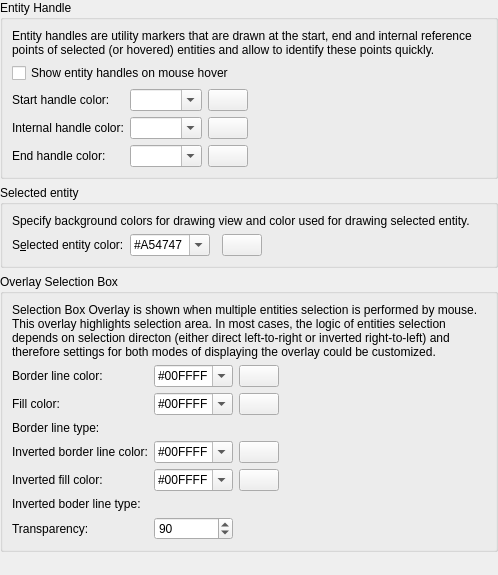
This is librecad/src/ui/dialogs/settings/options_drafting/pages/theme/lc_settings_page_drafting_theme_selection.ui in sand1024/LibreCAD as Qt 5 draws it before an edit. The edited form follows.
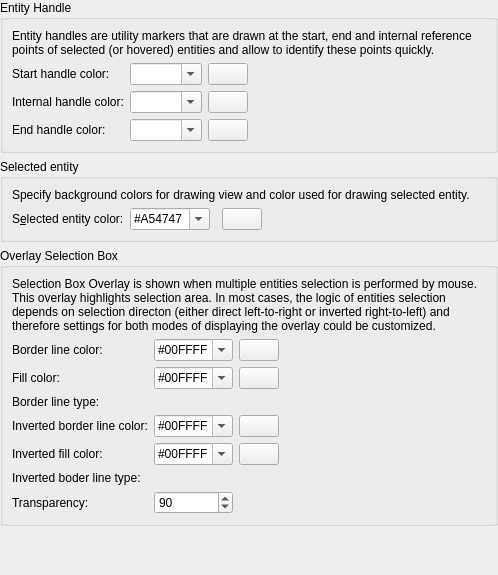
This is the edited form. Custom widgets are drawn as their Qt base class.

Commit message: drafting preferences cleanup, drafting/configuration export/import update for drafting presets (wip), code cleanup

```diff
--- a/librecad/src/ui/dialogs/settings/options_drafting/pages/theme/lc_settings_page_drafting_theme_selection.ui
+++ b/librecad/src/ui/dialogs/settings/options_drafting/pages/theme/lc_settings_page_drafting_theme_selection.ui
@@ -76,24 +76,6 @@
         </property>
        </widget>
       </item>
-      <item row="1" column="0" colspan="3">
-       <widget class="QCheckBox" name="cbShowRefPointsOnHovering">
-        <property name="sizePolicy">
-         <sizepolicy hsizetype="Preferred" vsizetype="Preferred">
-          <horstretch>0</horstretch>
-          <verstretch>0</verstretch>
-         </sizepolicy>
-        </property>
-        <property name="toolTip">
-         <string>Handle Visibility
-
-If enabled, entity handles are highlighted on hover (requires &quot;highlight entities on hover&quot; to be enabled)</string>
-        </property>
-        <property name="text">
-         <string>Show entity handles on mouse hover</string>
-        </property>
-       </widget>
-      </item>
       <item row="4" column="1">
        <widget class="LC_ContentAdjustableComboBox" name="cbEndHandleColor">
         <property name="sizePolicy">
```
The commit also changes 84 other files.
